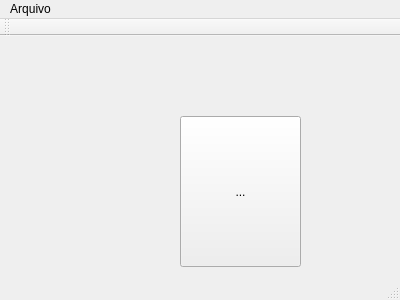
Above: nomad/mainwindow.ui from palmeidaprog/nomad before the change. Below: the same form after it.
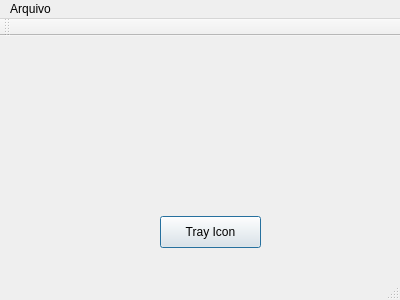
That is the form after the change. Icons and pictures are not drawn.

The edit to the form file:
```diff
--- a/nomad/mainwindow.ui
+++ b/nomad/mainwindow.ui
@@ -14,17 +14,29 @@
    <string>MainWindow</string>
   </property>
   <widget class="QWidget" name="centralWidget">
-   <widget class="QToolButton" name="toolButton">
+   <widget class="QPushButton" name="pushButton_3">
+    <property name="enabled">
+     <bool>true</bool>
+    </property>
     <property name="geometry">
      <rect>
-      <x>180</x>
-      <y>80</y>
-      <width>121</width>
-      <height>151</height>
+      <x>160</x>
+      <y>180</y>
+      <width>101</width>
+      <height>32</height>
      </rect>
     </property>
     <property name="text">
-     <string>...</string>
+     <string>Tray Icon</string>
+    </property>
+    <property name="checkable">
+     <bool>false</bool>
+    </property>
+    <property name="default">
+     <bool>true</bool>
+    </property>
+    <property name="flat">
+     <bool>false</bool>
     </property>
    </widget>
   </widget>
```
Left out of the diff: 8 changed lines with no effect on the pictures.
